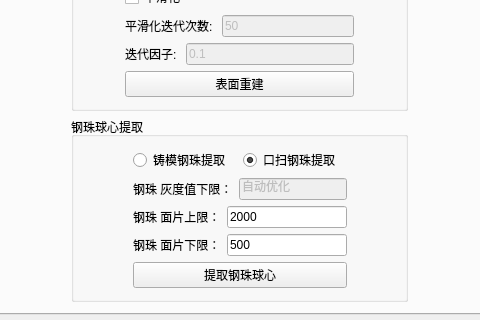
Above: Plugins/org.mitk.lancet.dentalwidget/src/internal/DentalWidgetControls.ui from zhaomengxiao/LancetMITK-Adition before the change; both pictures show x 137 to 617 and y 162 to 482 of the 753 by 609 pixel window. Below: the same form after it.
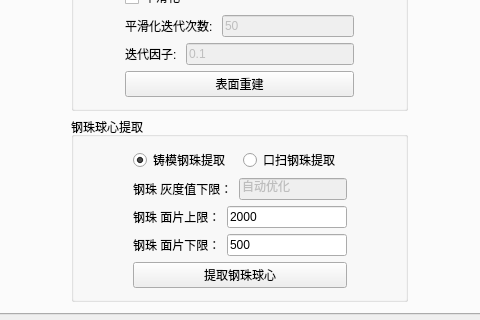
That is the form after the change. The open tabs and pages were chosen to show the change. Custom widgets are drawn as their Qt base class.

Commit message: Cylinder plan extraction update

```diff
--- a/Plugins/org.mitk.lancet.dentalwidget/src/internal/DentalWidgetControls.ui
+++ b/Plugins/org.mitk.lancet.dentalwidget/src/internal/DentalWidgetControls.ui
@@ -276,7 +276,7 @@
                <string>铸模钢珠提取</string>
               </property>
               <property name="checked">
-               <bool>false</bool>
+               <bool>true</bool>
               </property>
              </widget>
             </item>
@@ -286,7 +286,7 @@
                <string>口扫钢珠提取</string>
               </property>
               <property name="checked">
-               <bool>true</bool>
+               <bool>false</bool>
               </property>
              </widget>
             </item>
```
Left out of the diff: 2 changed lines with no effect on the pictures. The commit also changes 1 other file.
